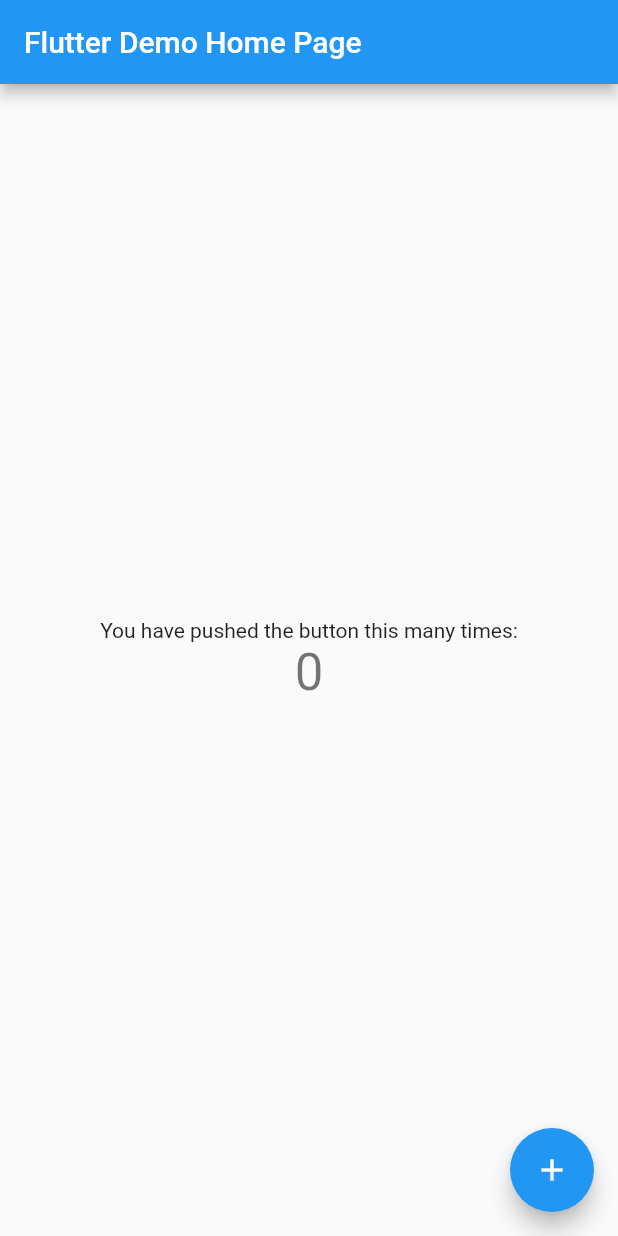
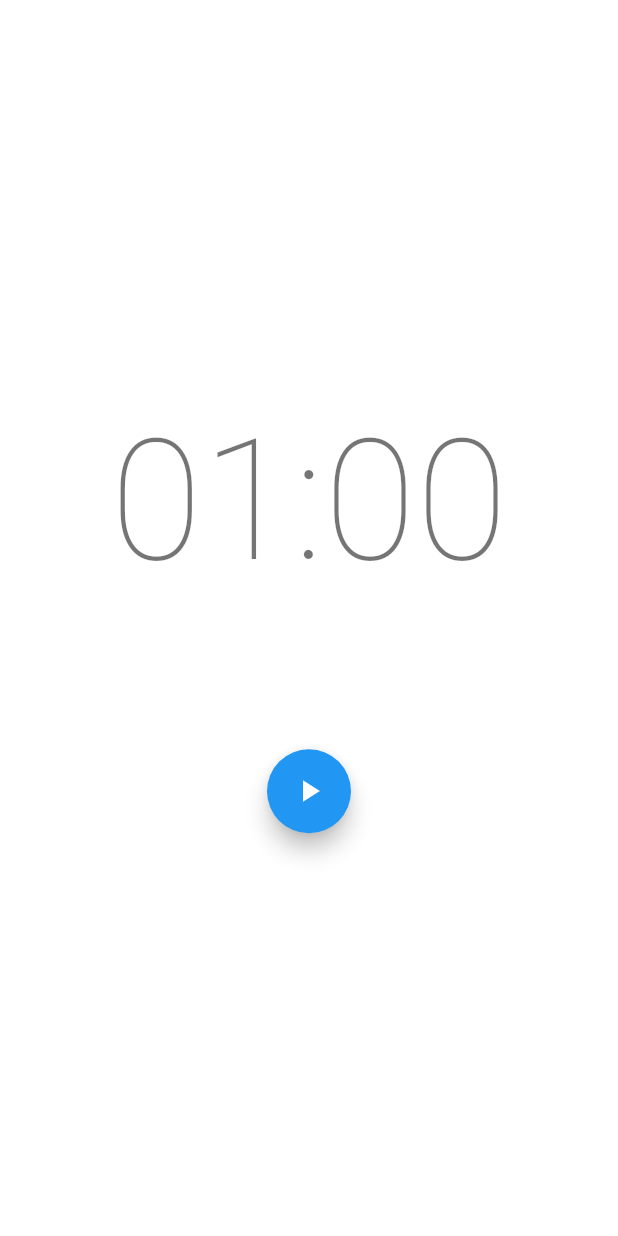
Before and after one commit to yenyen0318/flutter_BLoc, a Flutter app: the screen it shows after launch, on a phone screen of 412 x 824 dp. Run offline on Flutter 3.47's test engine with Material 2 defaults, Android fonts, the phone set to English and light mode, and no system bars; our stand-ins replace bloc, equatable, flutter_bloc.

Commit message:
add timer bloc

```diff
--- /dev/null
+++ b/lib/bloc/timer_bloc.dart
@@ -0,0 +1,77 @@
+import 'dart:async';
+
+import 'package:bloc/bloc.dart';
+import 'package:bloc_counter/ticker.dart';
+import 'package:equatable/equatable.dart';
+
+part 'timer_event.dart';
+part 'timer_state.dart';
+
+class TimerBloc extends Bloc<TimerEvent, TimerState> {
+  final Ticker _ticker;
+  static const int _duration = 60;
+
+  //監聽事件並提共callbacks，也可用於取消訂閱等
+  StreamSubscription<int>? _tickerSubscription;
+
+  TimerBloc({required Ticker ticker})
+      : _ticker = ticker,
+        super(TimerInitial(_duration)) {
+    //依據各event事件加入商業邏輯
+    on<TimerStarted>(_onStarted);
+    on<TimerTicked>(_onTicked);
+    on<TimerPaused>(_onPaused);
+    on<TimerResumed>(_onResumed);
+    on<TimerReset>(_onReset);
+  }
+
+  @override
+  Future<void> close() {
+    //關閉_tickerSubscription時取消TimerBloc
+    _tickerSubscription?.cancel();
+    return super.close();
+  }
+
+  void _onStarted(TimerStarted event, Emitter<TimerState> emit) {
+    //當TimerBloc收到TimerStarted事件，會推送一個TimerRunInProgress事件出去
+    emit(TimerRunInProgress(event.duration));
+    //若已存在則進行取消以釋放記憶體
+    _tickerSubscription?.cancel();
+    //監聽流並推送剩餘時間事件
+    _tickerSubscription = _ticker
+        .tick(ticks: event.duration)
+        .listen((duration) => add(TimerTicked(duration: duration)));
+  }
+
+  void _onTicked(TimerTicked event, Emitter<TimerState> emit) {
+    //當時間大於0推送一個TimerRunInProgress事件，小於0則推送一個TimerRunComplete事件
+    emit(
+      event.duration > 0
+          ? TimerRunInProgress(event.duration)
+          : TimerRunComplete(),
+    );
+  }
+
+  void _onPaused(TimerPaused event, Emitter<TimerState> emit) {
+    //若當前狀態時間正在倒數中則暫停並推送一個TimerRunPause事件
+    if (state is TimerRunInProgress) {
+      _tickerSubscription?.pause();
+      emit(TimerRunPause(state.duration));
+    }
+  }
+
+  void _onResumed(TimerResumed event, Emitter<TimerState> emit) {
+    //若當前狀態暫停中則繼續倒數並推送一個TimerRunInProgress事件
+    if (state is TimerRunPause) {
+      _tickerSubscription?.resume();
+      emit(TimerRunInProgress(state.duration));
+    }
+  }
+
+  void _onReset(TimerEvent event, Emitter<TimerState> emit) {
+    //若已存在則進行取消以避免收到不必要的倒數事件
+    _tickerSubscription?.cancel();
+    //推送一個TimerInitial事件重新計時
+    emit(TimerInitial(_duration));
+  }
+}
--- /dev/null
+++ b/lib/bloc/timer_event.dart
@@ -0,0 +1,33 @@
+part of 'timer_bloc.dart';
+
+abstract class TimerEvent extends Equatable {
+  const TimerEvent();
+
+  @override
+  List<Object> get props => [];
+}
+
+class TimerStarted extends TimerEvent {
+  const TimerStarted({required this.duration});
+  final int duration;
+}
+
+class TimerTicked extends TimerEvent {
+  const TimerTicked({required this.duration});
+  final int duration;
+
+  @override
+  List<Object> get props => [duration];
+}
+
+class TimerPaused extends TimerEvent {
+  const TimerPaused();
+}
+
+class TimerResumed extends TimerEvent {
+  const TimerResumed();
+}
+
+class TimerReset extends TimerEvent {
+  const TimerReset();
+}
--- /dev/null
+++ b/lib/bloc/timer_state.dart
@@ -0,0 +1,37 @@
+part of 'timer_bloc.dart';
+
+abstract class TimerState extends Equatable {
+  final int duration;
+  const TimerState(this.duration);
+
+  @override
+  List<Object> get props => [duration];
+}
+
+class TimerInitial extends TimerState {
+  const TimerInitial(int duration) : super(duration);
+
+  @override
+  String toString() => 'TimerInitial { duration: $duration }';
+}
+
+class TimerRunInProgress  extends TimerState{
+  const TimerRunInProgress(int duration) : super(duration);
+
+  @override
+  String toString() => 'TimerRunInProgress { duration: $duration }';
+}
+
+class TimerRunPause extends TimerState{
+  const TimerRunPause(int duration) : super(duration);
+
+  @override
+  String toString() => 'TimerRunPause { duration: $duration }';
+}
+
+class TimerRunComplete extends TimerState{
+  const TimerRunComplete() : super(0);
+
+  @override
+  String toString() => 'TimerRunPause { duration: $duration }';
+}
--- a/lib/main.dart
+++ b/lib/main.dart
@@ -1,4 +1,6 @@
 import 'package:flutter/material.dart';
+
+import 'view/timer_page.dart';
 
 void main() {
   runApp(const MyApp());
@@ -7,109 +9,14 @@ void main() {
 class MyApp extends StatelessWidget {
   const MyApp({Key? key}) : super(key: key);
 
-  // This widget is the root of your application.
   @override
   Widget build(BuildContext context) {
     return MaterialApp(
-      title: 'Flutter Demo',
+      title: 'Flutter Timer',
       theme: ThemeData(
-        // This is the theme of your application.
-        //
-        // Try running your application with "flutter run". You'll see the
-        // application has a blue toolbar. Then, without quitting the app, try
-        // changing the primarySwatch below to Colors.green and then invoke
-        // "hot reload" (press "r" in the console where you ran "flutter run",
-        // or simply save your changes to "hot reload" in a Flutter IDE).
-        // Notice that the counter didn't reset back to zero; the application
-        // is not restarted.
         primarySwatch: Colors.blue,
       ),
-      home: const MyHomePage(title: 'Flutter Demo Home Page'),
+      home: const TimerPage(),
     );
   }
 }
-
-class MyHomePage extends StatefulWidget {
-  const MyHomePage({Key? key, required this.title}) : super(key: key);
-
-  // This widget is the home page of your application. It is stateful, meaning
-  // that it has a State object (defined below) that contains fields that affect
-  // how it looks.
-
-  // This class is the configuration for the state. It holds the values (in this
-  // case the title) provided by the parent (in this case the App widget) and
-  // used by the build method of the State. Fields in a Widget subclass are
-  // always marked "final".
-
-  final String title;
-
-  @override
-  State<MyHomePage> createState() => _MyHomePageState();
-}
-
-class _MyHomePageState extends State<MyHomePage> {
-  int _counter = 0;
-
-  void _incrementCounter() {
-    setState(() {
-      // This call to setState tells the Flutter framework that something has
-      // changed in this State, which causes it to rerun the build method below
-      // so that the display can reflect the updated values. If we changed
-      // _counter without calling setState(), then the build method would not be
-      // called again, and so nothing would appear to happen.
-      _counter++;
-    });
-  }
-
-  @override
-  Widget build(BuildContext context) {
-    // This method is rerun every time setState is called, for instance as done
-    // by the _incrementCounter method above.
-    //
-    // The Flutter framework has been optimized to make rerunning build methods
-    // fast, so that you can just rebuild anything that needs updating rather
-    // than having to individually change instances of widgets.
-    return Scaffold(
-      appBar: AppBar(
-        // Here we take the value from the MyHomePage object that was created by
-        // the App.build method, and use it to set our appbar title.
-        title: Text(widget.title),
-      ),
-      body: Center(
-        // Center is a layout widget. It takes a single child and positions it
-        // in the middle of the parent.
-        child: Column(
-          // Column is also a layout widget. It takes a list of children and
-          // arranges them vertically. By default, it sizes itself to fit its
-          // children horizontally, and tries to be as tall as its parent.
-          //
-          // Invoke "debug painting" (press "p" in the console, choose the
-          // "Toggle Debug Paint" action from the Flutter Inspector in Android
-          // Studio, or the "Toggle Debug Paint" command in Visual Studio Code)
-          // to see the wireframe for each widget.
-          //
-          // Column has various properties to control how it sizes itself and
-          // how it positions its children. Here we use mainAxisAlignment to
-          // center the children vertically; the main axis here is the vertical
-          // axis because Columns are vertical (the cross axis would be
-          // horizontal).
-          mainAxisAlignment: MainAxisAlignment.center,
-          children: <Widget>[
-            const Text(
-              'You have pushed the button this many times:',
-            ),
-            Text(
-              '$_counter',
-              style: Theme.of(context).textTheme.headline4,
-            ),
-          ],
-        ),
-      ),
-      floatingActionButton: FloatingActionButton(
-        onPressed: _incrementCounter,
-        tooltip: 'Increment',
-        child: const Icon(Icons.add),
-      ), // This trailing comma makes auto-formatting nicer for build methods.
-    );
-  }
-}
--- /dev/null
+++ b/lib/ticker.dart
@@ -0,0 +1,7 @@
+class Ticker {
+  const Ticker();
+  Stream<int> tick({required int ticks}) {
+    return Stream.periodic(Duration(seconds: 1), (x) => ticks - x - 1)
+        .take(ticks);
+  }
+}
--- /dev/null
+++ b/lib/view/timer_page.dart
@@ -0,0 +1,104 @@
+import 'package:bloc_counter/bloc/timer_bloc.dart';
+import 'package:flutter/material.dart';
+import 'package:flutter_bloc/flutter_bloc.dart';
+
+import '../ticker.dart';
+
+class TimerPage extends StatelessWidget {
+  const TimerPage({Key? key}) : super(key: key);
+
+  @override
+  Widget build(BuildContext context) {
+    //使用BlocProvider訪問TimerBloc
+    return BlocProvider(
+      create: (_) => TimerBloc(ticker: Ticker()),
+      child: const TimerView(),
+    );
+  }
+}
+
+class TimerView extends StatelessWidget {
+  const TimerView({Key? key}) : super(key: key);
+
+  @override
+  Widget build(BuildContext context) {
+    return Container(
+      color: Colors.white,
+      child: Column(
+        mainAxisAlignment: MainAxisAlignment.center,
+        children: [TimerText(), SizedBox(height: 100,) ,Actions()],
+      ),
+    );
+  }
+}
+
+class TimerText extends StatelessWidget {
+  const TimerText({Key? key}) : super(key: key);
+
+  @override
+  Widget build(BuildContext context) {
+    //讓widget監聽TimerBloc的變化
+    final duration = context.select((TimerBloc bloc) => bloc.state.duration);
+    final minutesStr =
+        ((duration / 60) % 60).floor().toString().padLeft(2, '0');
+    final secondsStr = (duration % 60).floor().toString().padLeft(2, '0');
+
+    return Text(
+      '$minutesStr:$secondsStr',
+      style: Theme.of(context).textTheme.headline1,
+    );
+  }
+}
+
+class Actions extends StatelessWidget {
+  const Actions({Key? key}) : super(key: key);
+
+  @override
+  Widget build(BuildContext context) {
+    return BlocBuilder<TimerBloc, TimerState>(
+        buildWhen: (prev, state) => prev.runtimeType != state.runtimeType,
+        builder: (BuildContext context, TimerState state) {
+          return Row(
+            mainAxisAlignment: MainAxisAlignment.spaceEvenly,
+            children: [
+              //判斷目前的State是哪種，顯示對應的畫面給使用者
+              if (state is TimerInitial) ...[
+                FloatingActionButton(
+                  child: Icon(Icons.play_arrow),
+                  onPressed: () => context
+                      .read<TimerBloc>()
+                      .add(TimerStarted(duration: state.duration)),
+                ),
+              ],
+              if (state is TimerRunInProgress) ...[
+                FloatingActionButton(
+                  child: Icon(Icons.pause),
+                  onPressed: () => context.read<TimerBloc>().add(TimerPaused()),
+                ),
+                FloatingActionButton(
+                  child: Icon(Icons.replay),
+                  onPressed: () => context.read<TimerBloc>().add(TimerReset()),
+                ),
+              ],
+              if (state is TimerRunPause) ...[
+                FloatingActionButton(
+                  child: Icon(Icons.play_arrow),
+                  onPressed: () =>
+                      context.read<TimerBloc>().add(TimerResumed()),
+                ),
+                FloatingActionButton(
+                  child: Icon(Icons.replay),
+                  onPressed: () => context.read<TimerBloc>().add(TimerReset()),
+                ),
+              ],
+              if (state is TimerRunComplete) ...[
+                FloatingActionButton(
+                  child: Icon(Icons.replay),
+                  onPressed: () => context.read<TimerBloc>().add(TimerReset()),
+                ),
+              ]
+            ],
+          );
+        });
+  }
+}
```
Also changed, not shown: lib/bloc/mybloc_bloc.dart (deleted, +0 -13 lines), lib/bloc/mybloc_event.dart (deleted, +0 -8 lines), lib/bloc/mybloc_state.dart (deleted, +0 -10 lines), pubspec.yaml (+5 -74 lines), pubspec.lock.
